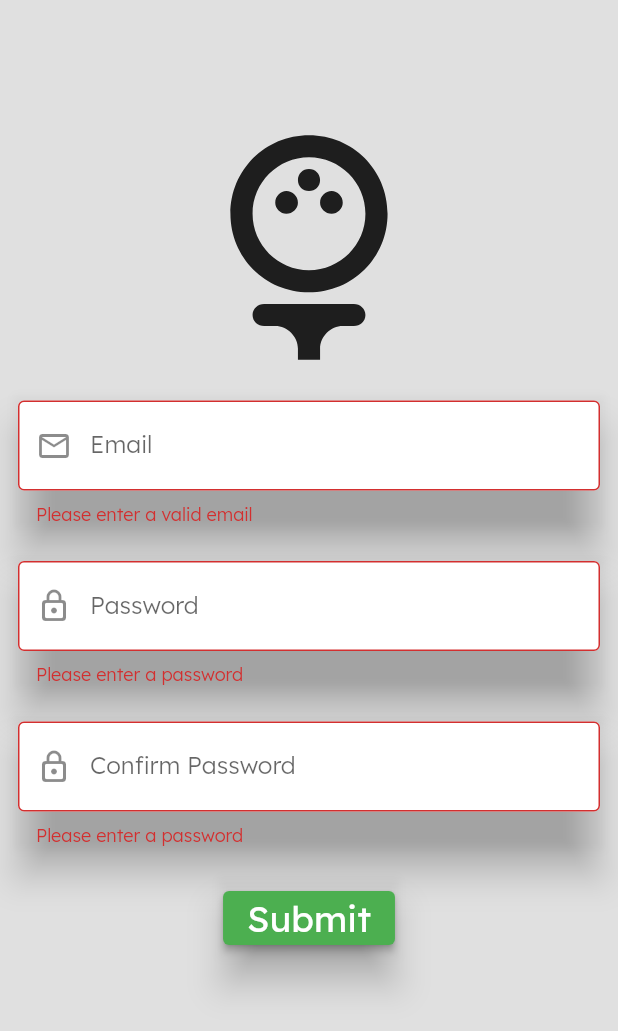
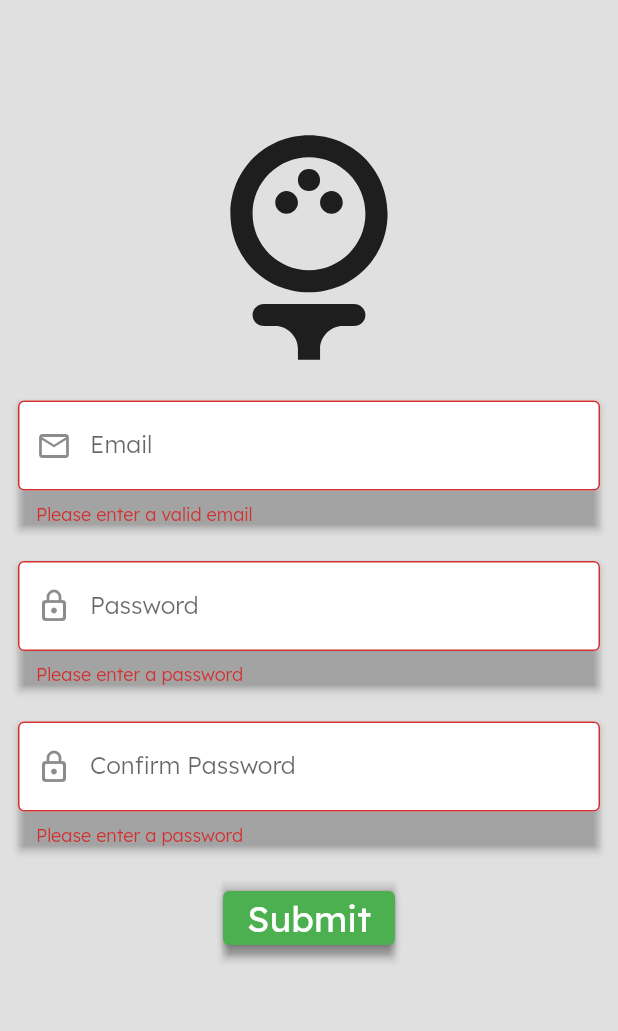
Before and after one commit to jchand99/PuttPuttApp, a Flutter app: the SignUpPage screen opened directly, after a tap on "Submit", on a phone screen of 412 x 824 dp. Shown: the top 1031 px of the screen. Run offline on Flutter 3.47's test engine with Material 2 defaults, Android fonts, the phone set to English and light mode, and no system bars; our stand-ins replace cloud_firestore, email_validator, firebase_auth, firebase_core; missing offline and left inert: keyboard_visibility; accounts and stored records are empty.

Commit message:
Added backend for sign_up

```diff
--- a/lib/pages/sign_up.dart
+++ b/lib/pages/sign_up.dart
@@ -1,6 +1,13 @@
+import 'dart:convert';
+import 'dart:io';
+
+import 'package:cloud_firestore/cloud_firestore.dart';
+import 'package:firebase_auth/firebase_auth.dart';
+import 'package:flutter/cupertino.dart';
 import 'package:flutter/material.dart';
 import 'package:keyboard_visibility/keyboard_visibility.dart';
 import 'package:puttputtapp/util/nav.dart';
+import 'package:crypto/crypto.dart';
 import 'package:email_validator/email_validator.dart';
 
 class SignUpPage extends StatefulWidget {
@@ -68,7 +75,7 @@ class _SignUpPageState extends State<SignUpPage> {
             Container(
                 margin: EdgeInsets.all(12),
                 child: Material(
-              elevation: 10,
+                  elevation: 2,
                   color: Colors.transparent,
                   child: TextFormField(
                     controller: _email,
@@ -82,12 +89,11 @@ class _SignUpPageState extends State<SignUpPage> {
                         ? null
                         : "Please enter a valid email",
                   ),
-            )
-          ),
+                )),
             Container(
                 margin: EdgeInsets.all(12),
                 child: Material(
-              elevation: 10,
+                  elevation: 2,
                   color: Colors.transparent,
                   child: TextFormField(
                       obscureText: true,
@@ -100,15 +106,17 @@ class _SignUpPageState extends State<SignUpPage> {
                           fillColor: Colors.white),
                       validator: (value) {
                         if (value.isEmpty) return "Please enter a password";
+                        if (!value.contains(new RegExp(
+                            r'^(?=[a-z])*(?=[0-9])*(?=[A-Z])*(?=[@#$%^&-+=()])*(?=\\S+$)*.{8,20}$'))) {
+                          return '- Password must contain a number.\n- Password must contain a special character.\n- Password must contain an upper and lowercase letter.\n- Password must be between 8 and 20 characters long.';
+                        }
                         return null;
-                  }
-              ),
-            )
-          ),
+                      }),
+                )),
             Container(
                 margin: EdgeInsets.all(12),
                 child: Material(
-              elevation: 10,
+                  elevation: 2,
                   color: Colors.transparent,
                   child: TextFormField(
                       obscureText: true,
@@ -123,31 +131,94 @@ class _SignUpPageState extends State<SignUpPage> {
                         if (value.isEmpty) return "Please enter a password";
                         if (value != _pass.text) return "Passwords don't match";
                         return null;
-                }
-              ),
-            )
-          ),
+                      }),
+                )),
             Container(
                 margin: const EdgeInsets.fromLTRB(12, 12, 12, 0),
                 child: Material(
-              elevation: 10,
+                  elevation: 2,
                   color: Colors.transparent,
                   child: ElevatedButton(
-                onPressed: () {
-                  if (_formKey.currentState.validate()) {
-                    _formKey.currentState.save();
-                    Nav.pop(context);
-                  }
-                },
+                    onPressed: () => onSignUpPressed(),
                     child: Text(
                       'Submit',
                       style: TextStyle(color: Colors.white, fontSize: 24),
                     ),
                   ),
+                )),
+          ],
+        ));
+  }
+
+  onSignUpPressed() async {
+    // Validate all text fields
+    if (_formKey.currentState.validate()) {
+      _formKey.currentState.save();
+
+      // Encrypt the password because storing plaintext is a no no
+      var bytes = utf8.encode(_pass.text);
+      var hashed = sha1.convert(bytes);
+
+      var instance = FirebaseAuth.instance;
+
+      // Create a user with email and password login details
+      // catching any errors that may occur
+      var credential = await instance
+          .createUserWithEmailAndPassword(
+              email: _email.text.trim(), password: '$hashed')
+          .catchError((error) {
+        if (error.code == 'email-already-in-use') {
+          showDialog(
+            context: context,
+            builder: (context) {
+              if (Platform.isIOS)
+                return CupertinoAlertDialog(
+                  title: Text(
+                      'The email ${_email.text.trim()} is already in use!\nTry using a different email.'),
+                  actions: [
+                    CupertinoDialogAction(
+                      child: Text('Okay'),
+                      onPressed: () => Navigator.of(context).pop(),
                     )
-          ),
                   ],
+                );
+              else
+                return AlertDialog(
+                  title: Text(
+                      'The email ${_email.text.trim()} is already in use!\nTry using a different email.'),
+                  actions: [
+                    TextButton(
+                      child: Text('Okay'),
+                      onPressed: () => Navigator.of(context).pop(),
                     )
+                  ],
+                );
+            },
           );
         }
+      });
+
+      // If credentials went through fine (the user was created successfully)
+      // then send verification email
+      if (credential != null) {
+        credential.user.sendEmailVerification();
+
+        // Create the user in the users collection
+        // in the database
+        FirebaseFirestore.instance
+            .collection('users')
+            .doc(credential.user.uid)
+            .set({
+          'scorecardCount': 0,
+          // Any other data we want the user to have!
+        });
+
+        // reload the credentials to be safe
+        credential.user..reload();
+
+        // pop to the login page
+        Nav.pop(context);
       }
+    }
+  }
+}
```
Lines whose indentation alone changed are shown as unchanged.
